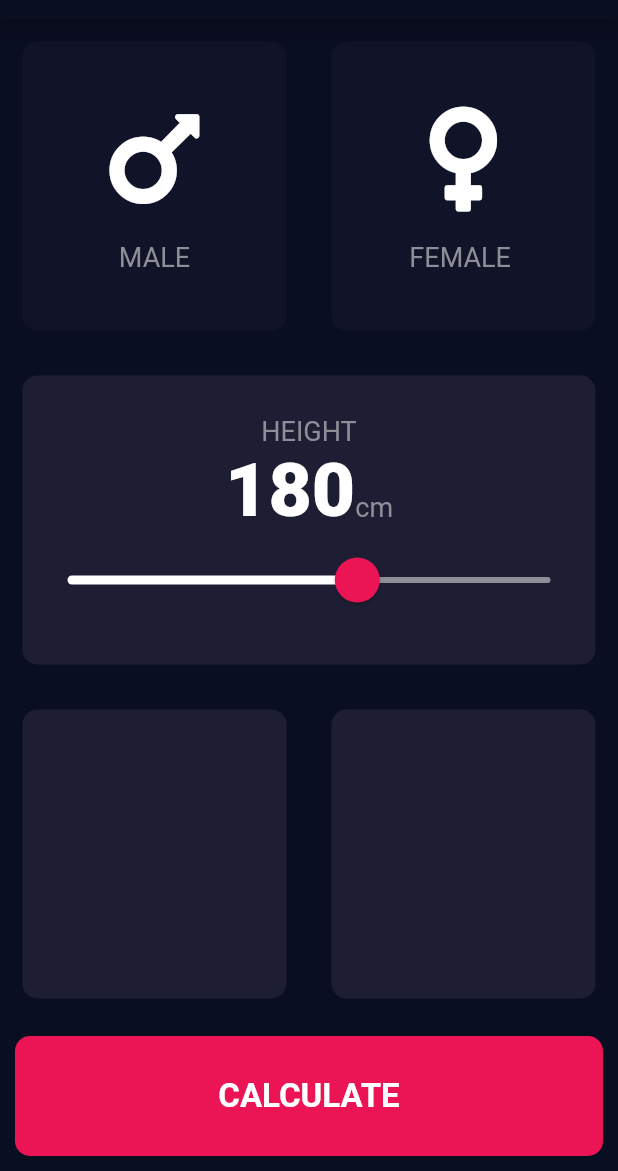
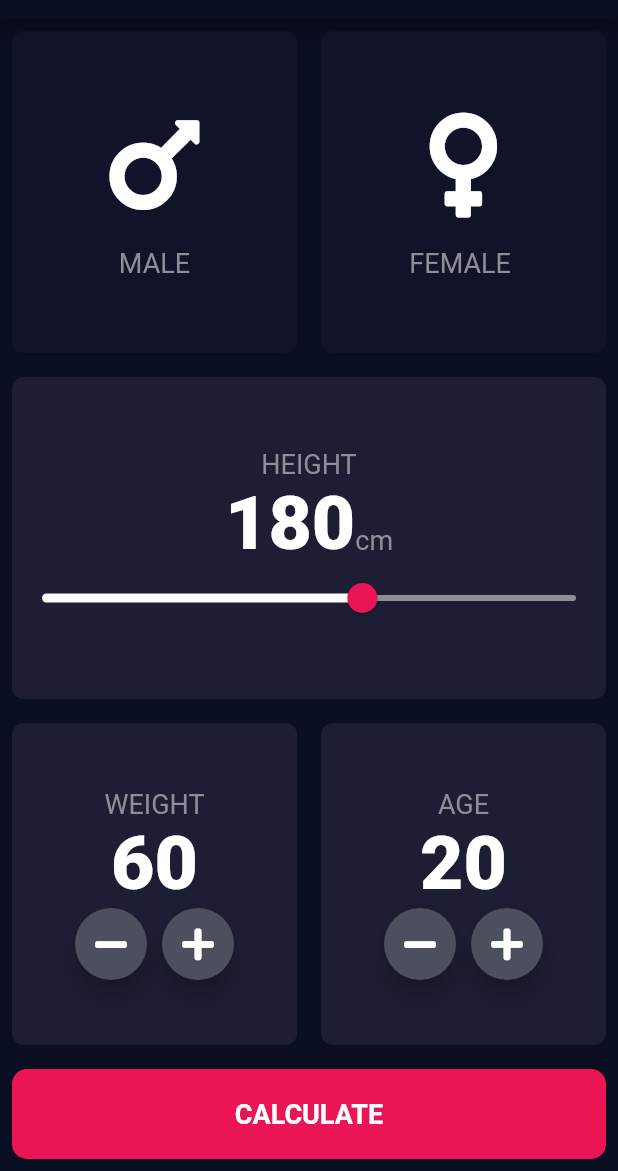
Before and after one commit to xihadulislam/bmi-calculator, a Flutter app: the screen it shows after launch, on a phone screen of 412 x 824 dp, the part 65-1236 px from its top. Run offline on Flutter 3.47's test engine with Material 2 defaults, Android fonts, the phone set to English and light mode, and no system bars; our stand-ins replace font_awesome_flutter.

Commit message:
weight and age card design

```diff
--- a/lib/Const/Const.dart
+++ b/lib/Const/Const.dart
@@ -1,7 +1,7 @@
 
 import 'package:flutter/material.dart';
 
-const kBottomContainerSize = 80.0;
+const kBottomContainerSize = 60.0;
 const kBottomContainerColor = Color(0xFFEB1555);
 const kActiveContainerCardColor = Color(0xFF1D1E33);
 const kInactiveContainerCardColor = Color(0xFF111328);
--- a/lib/screen/home_screen.dart
+++ b/lib/screen/home_screen.dart
@@ -1,3 +1,4 @@
+import 'package:bmi/screen/result_screen.dart';
 import 'package:bmi/widgets/content_card.dart';
 import 'package:bmi/widgets/icon_content.dart';
 import 'package:flutter/cupertino.dart';
@@ -16,6 +17,8 @@ class MyHomePage extends StatefulWidget {
 class _MyHomePageState extends State<MyHomePage> {
   Gender selectedGender;
   int height = 180;
+  int weight = 60;
+  int age = 20;
 
   @override
   Widget build(BuildContext context) {
@@ -79,15 +82,14 @@ class _MyHomePageState extends State<MyHomePage> {
                   ),
                   SliderTheme(
                     data: SliderTheme.of(context).copyWith(
-
                       inactiveTrackColor: Color(0xFF8D8E98),
                       activeTrackColor: Colors.white,
                       thumbColor: Color(0xFFEB1555),
                       overlayColor: Color(0x01EB1555),
                       thumbShape:
-                          RoundSliderThumbShape(enabledThumbRadius: 15.0),
+                          RoundSliderThumbShape(enabledThumbRadius: 10.0),
                       overlayShape:
-                          RoundSliderThumbShape(enabledThumbRadius: 30.0),
+                          RoundSliderThumbShape(enabledThumbRadius: 20.0),
                     ),
                     child: Slider(
                         min: 120,
@@ -108,27 +110,108 @@ class _MyHomePageState extends State<MyHomePage> {
                 Expanded(
                     child: ContentCard(
                   color: kActiveContainerCardColor,
+                      cardChild: Column(
+                        mainAxisAlignment: MainAxisAlignment.center,
+                        children: [
+                          Text("weight".toUpperCase(), style: kLabelTextStyle),
+                          Text(weight.toString(), style: kNumberTextStyle),
+                          Row(
+                            mainAxisAlignment: MainAxisAlignment.center,
+                            children: [
+                              RoundIcon(iconData: FontAwesomeIcons.minus,onPress: (){
+                                setState(() {
+                                  weight--;
+                                });
+                              },),
+
+
+                              SizedBox(
+                                width: 10,
+                              ),
+                              RoundIcon(iconData: FontAwesomeIcons.plus,onPress: (){
+                                setState(() {
+                                  weight++;
+                                });
+                              },),
+                            ],
+                          )
+
+                        ],
+                      ),
                 )),
                 Expanded(
                     child: ContentCard(
                   color: kActiveContainerCardColor,
+                      cardChild: Column(
+                        mainAxisAlignment: MainAxisAlignment.center,
+                        children: [
+                          Text("age".toUpperCase(), style: kLabelTextStyle),
+                          Text(age.toString(), style: kNumberTextStyle),
+                          Row(
+                            mainAxisAlignment: MainAxisAlignment.center,
+                            children: [
+                              RoundIcon(iconData: FontAwesomeIcons.minus,onPress: (){
+                                setState(() {
+                                  age--;
+                                });
+                              },),
+
+                              SizedBox(
+                                width: 10,
+                              ),
+                              RoundIcon(iconData: FontAwesomeIcons.plus,onPress: (){
+                                setState(() {
+                                  age++;
+                                });
+                              },),
+
+                            ],
+                          )
+
+                        ],
+                      ),
                 )),
               ],
             )),
-            Container(
+            GestureDetector(
+              onTap: ()=> Navigator.push(context, MaterialPageRoute(builder: (context)=>ResultScreen() )),
+              child: Container(
                 alignment: Alignment.center,
-              child: Text(
+                child:  Text(
                   "Calculate".toUpperCase(),
-                style: TextStyle(fontSize: 22.0, fontWeight: FontWeight.bold),
+                  style: TextStyle(fontSize: 18.0, fontWeight: FontWeight.bold),
                 ),
                 decoration: BoxDecoration(
                     color: kBottomContainerColor,
                     borderRadius: BorderRadius.circular(10.0)),
-              margin: EdgeInsets.all(10.0),
+                margin: EdgeInsets.all(8.0),
                 height: kBottomContainerSize,
                 width: double.infinity,
+              ),
             )
           ],
         ));
   }
 }
+
+class RoundIcon extends StatelessWidget {
+  Function onPress;
+  IconData iconData;
+
+  RoundIcon({this.iconData, this.onPress});
+
+  @override
+  Widget build(BuildContext context) {
+    return RawMaterialButton(
+      onPressed: onPress,
+      child:  Icon(iconData),
+      constraints:   BoxConstraints.tightFor(
+        width: 48.0,
+        height: 48.0
+      ),
+      elevation: 6.0,
+      shape: CircleBorder(),
+      fillColor: Color(0xFF4C4F5E),
+    );
+  }
+}
--- /dev/null
+++ b/lib/screen/result_screen.dart
@@ -0,0 +1,9 @@
+import 'package:flutter/material.dart';
+class ResultScreen extends StatelessWidget {
+  @override
+  Widget build(BuildContext context) {
+    return Scaffold(
+
+    );
+  }
+}
--- a/lib/widgets/content_card.dart
+++ b/lib/widgets/content_card.dart
@@ -15,10 +15,10 @@ class ContentCard extends StatelessWidget {
       onTap: onPress,
       child: Container(
         child: cardChild,
-        margin: EdgeInsets.all(15.0),
+        margin: EdgeInsets.all(8.0),
         decoration: BoxDecoration(
             color: color,
-            borderRadius: BorderRadius.circular(10.0)),
+            borderRadius: BorderRadius.circular(8.0)),
       ),
     );
   }
```
Lines whose indentation alone changed are shown as unchanged.
